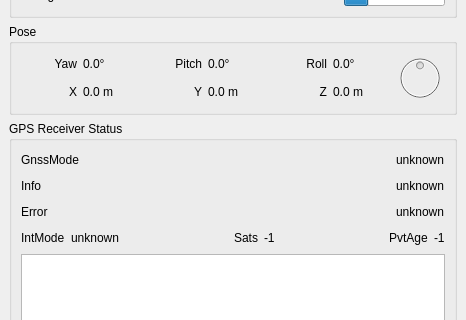
The window that basestation/controlwidget.ui (wpfhtl/octocopter) describes before a commit, drawn with Qt 5; both pictures show x 0 to 466 and y 94 to 414 of the 466 by 905 pixel window.
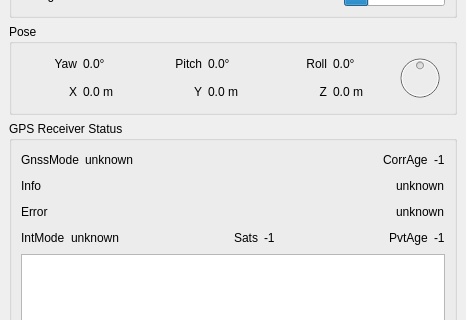
The same window after the commit.

```diff
--- a/basestation/controlwidget.ui
+++ b/basestation/controlwidget.ui
@@ -315,7 +315,20 @@
           </widget>
          </item>
          <item>
-          <spacer name="horizontalSpacer_9">
+          <widget class="QLabel" name="mLabelGpsGnssMode">
+           <property name="text">
+            <string>unknown</string>
+           </property>
+           <property name="wordWrap">
+            <bool>true</bool>
+           </property>
+           <property name="textInteractionFlags">
+            <set>Qt::LinksAccessibleByMouse</set>
+           </property>
+          </widget>
+         </item>
+         <item>
+          <spacer name="horizontalSpacer_2">
            <property name="orientation">
             <enum>Qt::Horizontal</enum>
            </property>
@@ -328,15 +341,16 @@
           </spacer>
          </item>
          <item>
-          <widget class="QLabel" name="mLabelGpsGnssMode">
+          <widget class="QLabel" name="label_23">
            <property name="text">
-            <string>unknown</string>
+            <string>CorrAge</string>
            </property>
-           <property name="wordWrap">
-            <bool>true</bool>
-           </property>
-           <property name="textInteractionFlags">
-            <set>Qt::LinksAccessibleByMouse</set>
+          </widget>
+         </item>
+         <item>
+          <widget class="QLabel" name="mLabelGpsCorrAge">
+           <property name="text">
+            <string>-1</string>
            </property>
           </widget>
          </item>
```
